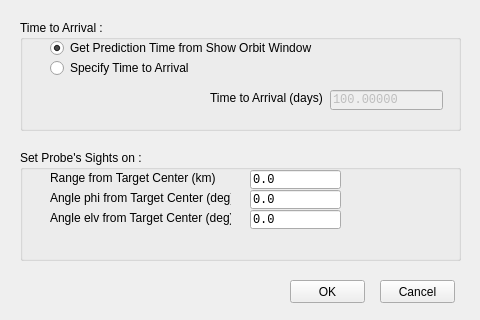
The window that ui/ftasettingdialog.ui (whiskie14142/SolarSystemVoyager) describes before a commit, drawn with Qt 5.
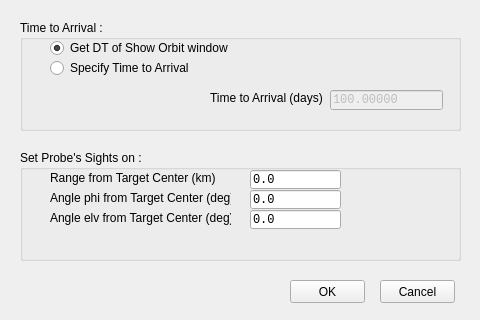
The same window after the commit.

The edit to the form file:
```diff
--- a/ui/ftasettingdialog.ui
+++ b/ui/ftasettingdialog.ui
@@ -41,7 +41,7 @@
      </rect>
     </property>
     <property name="text">
-     <string>Get Prediction Time from Show Orbit Window</string>
+     <string>Get DT of Show Orbit window</string>
     </property>
     <property name="checked">
      <bool>true</bool>
```
